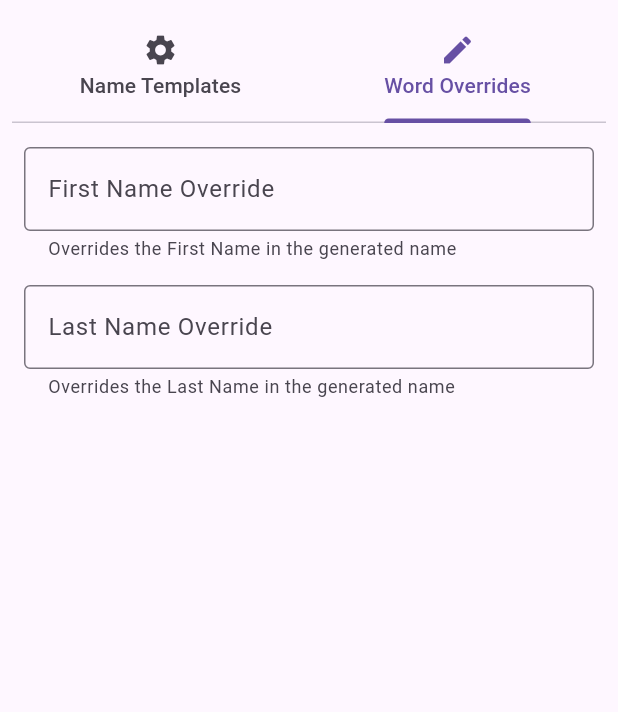
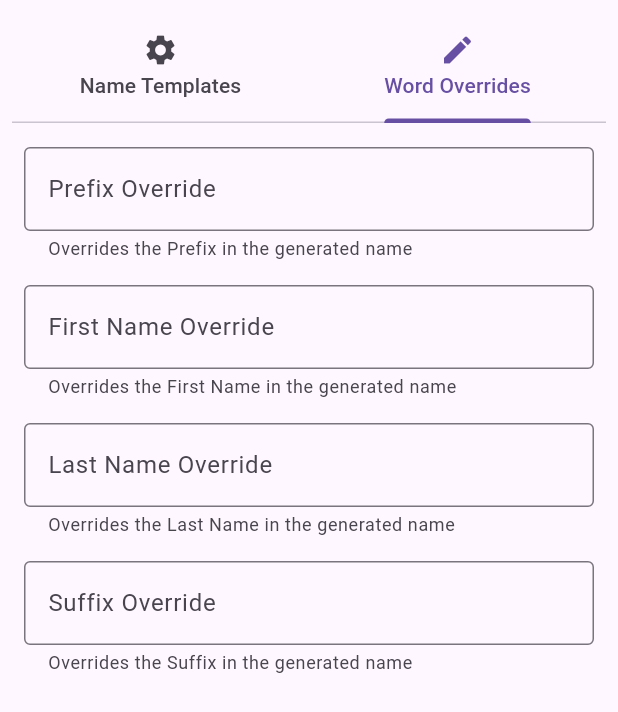
Before and after one commit to arknano/Flutter-Name-Generator, a Flutter app: the SettingsPage widget shown alone on an empty page, opened directly, tab 2 chosen, on a phone screen of 412 x 824 dp. Shown: the top 712 px of the screen. Run offline on Flutter 3.47's test engine with Material 3 defaults, Android fonts, the phone set to English and light mode, and no system bars; drawn by our look-alikes of flutter_animate; our stand-ins replace shared_preferences; missing offline and left inert: super_clipboard; accounts and stored records are empty.

Commit message:
add prefix, suffix overrides, random adding them configuration

```diff
--- a/assets/config.json
+++ b/assets/config.json
@@ -1,9 +1,15 @@
 {
     "appName": "Generic Name Generator",
-    "exampleBools": {
-      "bool1": true,
-      "bool2": false
-    },
+    "generationSettings": [
+      {
+        "displayName": "Always show prefix",
+        "value": true
+      },
+      {
+        "displayName": "Always show suffix",
+        "value": true
+      }
+    ],
     "generatorTemplatesPath": "assets/names/templates.txt",
     "wordLists": [
     {
--- a/lib/data/name_generation_data.dart
+++ b/lib/data/name_generation_data.dart
@@ -21,7 +21,15 @@ class NameGenerationData {
 
 
   final List<NameTemplate> templates = [];
+  List<Map<String, dynamic>> generationSettings = [];
 
+  bool getGenerationSetting(String key) {
+    final setting = generationSettings.firstWhere(
+      (setting) => setting['displayName'] == key,
+      orElse: () => {'value': false},
+    );
+    return setting['value'] as bool;
+  }
 
   /// Toggles the enabled state of a template at the given index.
   void toggleTemplate(int index, bool isEnabled) {
--- a/lib/functions/generator.dart
+++ b/lib/functions/generator.dart
@@ -22,7 +22,23 @@ String generateNameFromTemplate(String pattern) {
     AppState().overrides.entries.where((entry) => entry.value.isNotEmpty),
   );
 
-  return '${AppState().prefixOverride} ${_applyPattern(pattern, overrides)}';
+  return '${_getAffix(true)}${_applyPattern(pattern, overrides)}${_getAffix(false)}';
+}
+
+String _getAffix(bool prefix) {
+  String affix =
+      prefix
+          ? AppState().overrides['prefixOverride'] ?? ''
+          : AppState().overrides['suffixOverride'] ?? '';
+  if (!NameGenerationData().getGenerationSetting(
+    prefix ? 'Always show prefix' : 'Always show suffix',
+  )) {
+    affix = Random().nextBool() ? affix : '';
+  }
+  if (affix.isNotEmpty) {
+    affix = prefix ? '$affix ' : ' $affix';
+  }
+  return affix;
 }
 
 /// Applies the given pattern with the provided overrides.
--- a/lib/pages/settings_page.dart
+++ b/lib/pages/settings_page.dart
@@ -1,11 +1,10 @@
 import 'package:flutter/material.dart';
 import '../data/appstate.dart';
-import '../data/name_generation_data.dart';
 import '../functions/functions.dart' as func;
 
 /// Main settings page with tabs for name templates and dynamic word overrides.
 class SettingsPage extends StatefulWidget {
-  const SettingsPage({Key? key}) : super(key: key);
+  const SettingsPage({super.key});
 
   @override
   State<SettingsPage> createState() => _SettingsPageState();
@@ -57,7 +56,7 @@ class _SettingsPageState extends State<SettingsPage>
 
 /// Tab for toggling name generation templates.
 class TemplateSettingsTab extends StatefulWidget {
-  const TemplateSettingsTab({Key? key}) : super(key: key);
+  const TemplateSettingsTab({super.key});
 
   @override
   State<TemplateSettingsTab> createState() => _TemplateSettingsTabState();
@@ -74,13 +73,30 @@ class _TemplateSettingsTabState extends State<TemplateSettingsTab> {
         .toList();
   }
 
-  @override
+   @override
   Widget build(BuildContext context) {
     final templates = NameGenerationData().templates;
+
+    // Create toggle widgets from generationSettings
+    final generationToggles = NameGenerationData().generationSettings.map((entry) {
+      return SwitchListTile(
+        title: Text(entry['displayName'] as String),
+        value: entry['value'] as bool,
+        onChanged: (enabled) {
+          setState(() {
+            entry['value'] = enabled;  // Update the value in the list
+          });
+        },
+      );
+    }).toList();
+
     return ListView(
       padding: const EdgeInsets.all(8.0),
       children: [
         const Divider(),
+        // Insert generation settings toggles at the top
+        ...generationToggles,
+        // Then the regular template toggles
         ...List.generate(templates.length, (index) {
           final template = templates[index];
           return SwitchListTile(
@@ -113,12 +129,22 @@ class _OverrideSettingsTabState extends State<OverrideSettingsTab> {
   void initState() {
     super.initState();
     // Load override field definitions from config
-    // ngl I don't really know what's happening here.
     final lists = Config().get('wordLists') as List<dynamic>;
     _overrideFields = lists
         .map((e) => e as Map<String, dynamic>)
         .where((entry) => entry.containsKey('displayName'))
         .toList();
+
+    // Add manual overrides for Prefix and Suffix
+    _overrideFields.insert(0, {
+      'key': 'prefixOverride',
+      'displayName': 'Prefix',
+    });
+
+    _overrideFields.add({
+      'key': 'suffixOverride',
+      'displayName': 'Suffix',
+    });
   }
 
   @override
@@ -138,6 +164,7 @@ class _OverrideSettingsTabState extends State<OverrideSettingsTab> {
     );
   }
 }
+
 
 /// Single text field for setting an override, keyed dynamically.
 class _OverrideField extends StatefulWidget {
```
Also changed, not shown: lib/data/config.dart (+11 -0 lines).
